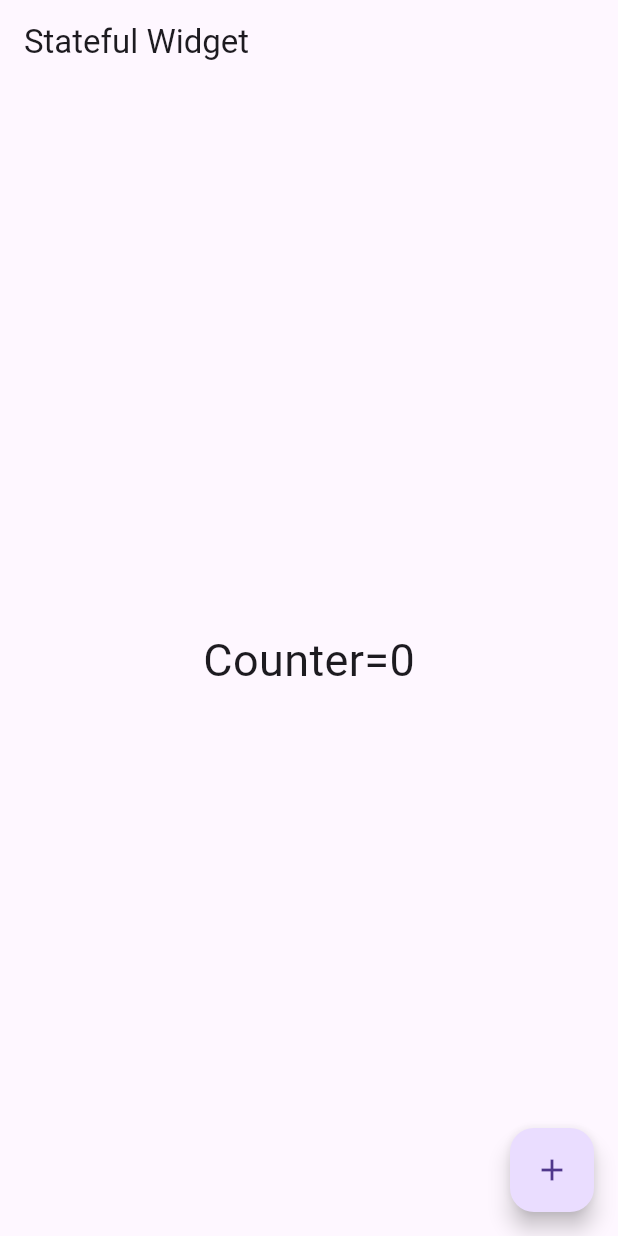
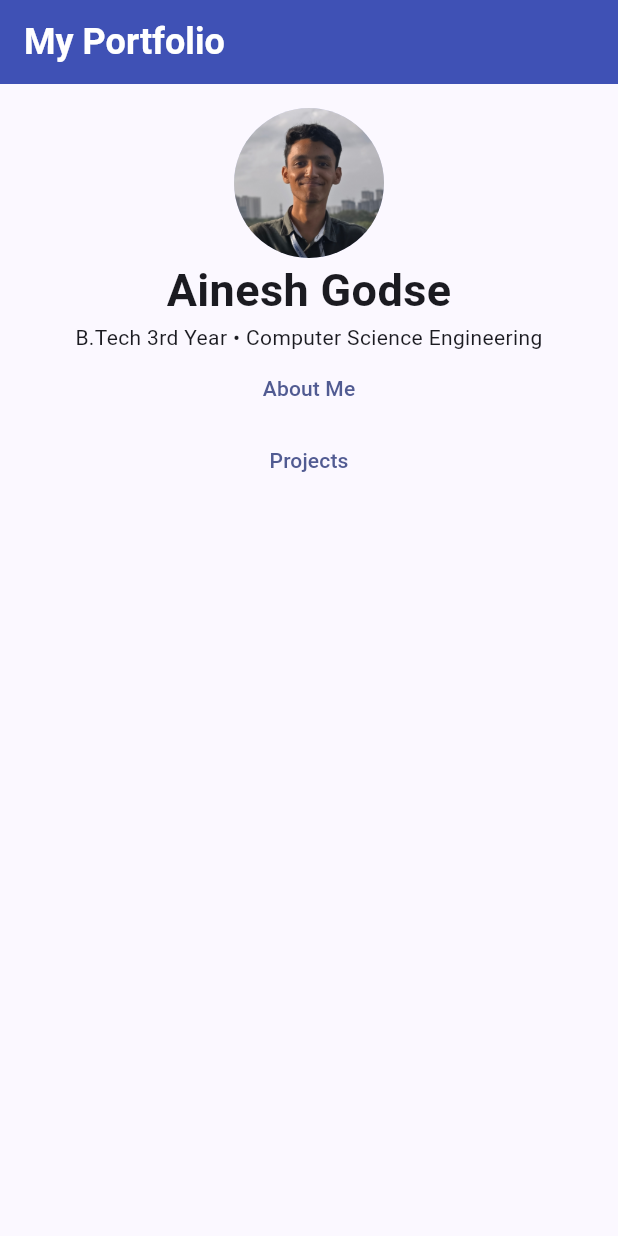
Before and after one commit to Ainesh-Godse/UI_flutter_lab_exam_mid_1, a Flutter app: the screen it shows after launch, on a phone screen of 412 x 824 dp. Run offline on Flutter 3.47's test engine with Material 3 defaults, Android fonts, the light colour scheme and no system bars.

Commit message:
Major Commit 1: Lacking final touches.

```diff
--- /dev/null
+++ b/lib/data/person.dart
@@ -0,0 +1,28 @@
+import 'package:ui_flutter_lab_exam/data/project.dart';
+
+class Person {
+  String name;
+  String course;
+  String profilePhoto;
+  String introduction;
+  List<String> skills;
+  List<Project> projects;
+
+  Person({
+    required this.name,
+    required this.course,
+    required this.profilePhoto,
+    required this.introduction,
+    required this.skills,
+    required this.projects,
+  });
+}
+
+Person Ainesh = Person(
+  name: 'Ainesh Godse',
+  course: 'B.Tech 3rd Year • Computer Science Engineering',
+  profilePhoto: 'assets/proffesional_profile.jpeg',
+  introduction:'Hi, I am Ainesh Godse from 3rd Year CSE. I love projects that interact with the physical world and like solving problems.',
+  skills: ['Python', 'C++', 'Java', 'Flutter'],
+  projects: [C_R_Rao, ISRO_hackathon],
+);
--- a/lib/main.dart
+++ b/lib/main.dart
@@ -1,52 +1,54 @@
 import 'package:flutter/material.dart';
+import 'package:ui_flutter_lab_exam/screens/home_page.dart';
 
 void main() {
-  runApp(MyApp());
+  runApp(MyWebsite());
 }
 
-class MyApp extends StatelessWidget {
-  const MyApp({super.key});
+class MyWebsite extends StatelessWidget {
+  const MyWebsite({super.key});
   @override
   Widget build(BuildContext context) {
     return MaterialApp(
-      home: CounterPage(),
+      home: const HomePage(),
+      title: "My Portfolio",
+      theme: ThemeData(
+        colorScheme: ColorScheme.fromSeed(
+          seedColor: Colors.indigo,
+        ),
+
+        appBarTheme: AppBarTheme(
+          backgroundColor: Colors.indigo,
+          foregroundColor: Colors.white,
+        ),
+
+        cardTheme: CardThemeData(
+          elevation: 4,
+          color: Colors.white,
+          shape: RoundedRectangleBorder(
+            borderRadius: BorderRadius.circular(12),
+          ),
+        ),
+
+        textTheme: TextTheme(
+          titleLarge: TextStyle(
+            fontSize: 24,
+            fontWeight: FontWeight.bold,
+          ),
+
+          bodyLarge: TextStyle(
+            fontSize: 16,
+          ),
+        ),
+
+        elevatedButtonTheme: ElevatedButtonThemeData(
+          style: ElevatedButton.styleFrom(
+            backgroundColor: Colors.indigo,
+            foregroundColor: Colors.white,
+          ),
+        ),
+      ),
       debugShowCheckedModeBanner: false,
     );
   }
 }
-
-class CounterPage extends StatefulWidget {
-  const CounterPage({super.key});
-  @override
-  State<CounterPage> createState() => _CounterPageState();
-}
-
-class _CounterPageState extends State<CounterPage> {
-  int counter = 0;
-
-  void increment() {
-    setState(() {
-      counter++;
-    });
-  }
-
-  @override
-  Widget build(BuildContext context) {
-    return Scaffold(
-      appBar: AppBar(
-        title: Text("Stateful Widget"),
-      ),
-      body: Center(
-        child: Text(
-          "Counter=$counter",
-            style: TextStyle(fontSize: 30),
-            ),
-        ),
-      floatingActionButton:
-      FloatingActionButton(
-        onPressed: increment,
-        child: Icon(Icons.add),
-      ),
-    );
-  }
-}
--- /dev/null
+++ b/lib/responsive_layout.dart
@@ -0,0 +1,25 @@
+import 'package:flutter/material.dart';
+
+class ResponsiveLayout extends StatelessWidget {
+  final Widget child;
+
+  const ResponsiveLayout({
+    super.key,
+    required this.child,
+  });
+
+  @override
+  Widget build(BuildContext context) {
+    return SingleChildScrollView(
+      padding: const EdgeInsets.all(16),
+      child: Center(
+        child: ConstrainedBox(
+          constraints: const BoxConstraints(
+            maxWidth: 600,
+          ),
+          child: child,
+        ),
+      ),
+    );
+  }
+}
--- a/lib/screens/home_page.dart
+++ b/lib/screens/home_page.dart
@@ -0,0 +1,75 @@
+import 'package:flutter/material.dart';
+import 'package:ui_flutter_lab_exam/responsive_layout.dart';
+import 'package:ui_flutter_lab_exam/data/person.dart';
+import 'package:ui_flutter_lab_exam/screens/about_page.dart';
+import 'package:ui_flutter_lab_exam/screens/projects_page.dart';
+
+class HomePage extends StatelessWidget {
+  const HomePage({super.key});
+  @override
+  Widget build(BuildContext context) {
+    return Scaffold(
+      appBar: AppBar(
+        title: Text("My Portfolio"),
+
+      ),
+      body: ResponsiveLayout(
+        child: Column(
+            mainAxisSize: MainAxisSize.min,
+            children: [
+
+              CircleAvatar(
+                radius: 50,
+                backgroundImage: AssetImage(Ainesh.profilePhoto),
+              ),
+
+              //name
+              Text(
+                Ainesh.name,
+                style: TextStyle(
+                  fontSize: 30,
+                  fontWeight: FontWeight.bold ,
+                ),
+                textAlign: TextAlign.center,
+              ),
+
+              Text(
+                Ainesh.course,
+                textAlign: TextAlign.center,
+              ),
+
+              TextButton(
+                  onPressed:(){
+                    Navigator.pushReplacement(
+                      context,
+                      MaterialPageRoute(
+                          builder:
+                              (context){
+                            return AboutPage();
+                          }
+                      ),
+                    );
+                  },
+                  child: Text("About Me")
+              ),
+
+              TextButton(
+                  onPressed:(){
+                    Navigator.pushReplacement(
+                      context,
+                      MaterialPageRoute(
+                          builder:
+                              (context){
+                            return ProjectsPage();
+                          }
+                      ),
+                    );
+                  },
+                  child: Text("Projects")
+              ),
+            ]
+        ),
+      ),
+    );
+  }
+}
```
Also changed, not shown: lib/data/project.dart (added, +22 -0 lines), lib/screens/about_page.dart (+96 -0 lines), lib/screens/projects_page.dart (+126 -0 lines), pubspec.yaml (+4 -3 lines), assets/proffesional_profile.jpeg (added), lib/data/projects.dart (deleted), lib/widgets/portfolio_button.dart (deleted), lib/widgets/profilecard.dart (deleted), pubspec.lock, 6 other files.
